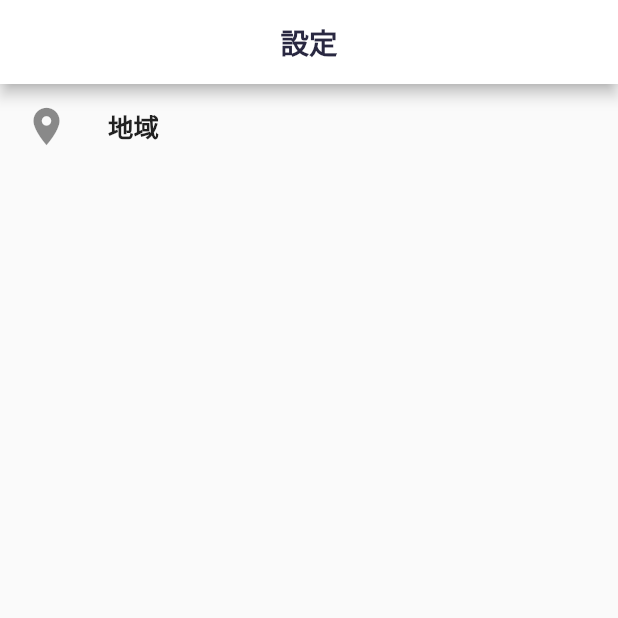
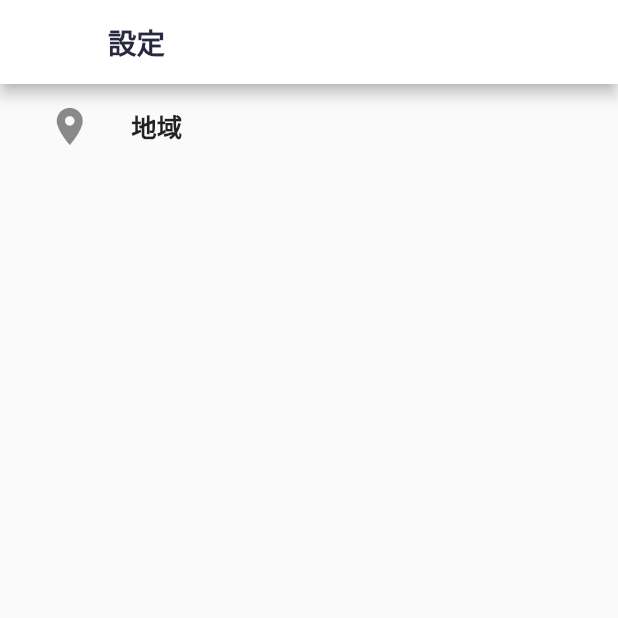
Before and after one commit to Yusuke-Suzuki-11/covid19-manager, a Flutter app: the SettingPage screen opened directly, on a phone screen of 412 x 824 dp, the top half of it. Run offline on Flutter 3.47's test engine with Material 2 defaults, Android fonts, the phone set to English and light mode, and no system bars; our stand-ins replace fl_chart, flutter_riverpod, hexcolor, hooks_riverpod.

Commit message:
画面下地用意

```diff
--- a/lib/const/styles.dart
+++ b/lib/const/styles.dart
@@ -12,4 +12,11 @@ class Styles {
     fontWeight: FontWeight.bold,
     fontSize: 19
   );
+
+
+  static final btnListItem = OutlinedButton.styleFrom(
+    side: BorderSide(width: 0, color: Colors.transparent),
+  );
+
+
 }
--- a/lib/view/page/setting_page.dart
+++ b/lib/view/page/setting_page.dart
@@ -1,4 +1,5 @@
 import 'package:covid19_manager/const/styles.dart';
+import 'package:covid19_manager/view/page/setting_place_page.dart';
 import 'package:flutter/material.dart';
 
 class SettingPage extends StatelessWidget {
@@ -11,20 +12,34 @@ class SettingPage extends StatelessWidget {
           '設定',
           style: Styles.txtAppBar
         ),
-        centerTitle: true,
+        // centerTitle: true,
         backgroundColor: Colors.white,
       ),
       body: ListView(
         children: [
-          getListItem('地域', Icons.place)
+          _getListItem(
+            '地域',
+            Icons.place,
+            (){
+              Navigator.of(context).push(
+                MaterialPageRoute(
+                  builder: (context) {
+                    return SettingPlacePage();
+                  },
+                ),
+              );
+            }
+          )
         ],
       ),
     );
   }
 }
 
-Widget getListItem(String title, IconData icon){
-  return Container(
+Widget _getListItem(String title, IconData icon, VoidCallback onPressedFunc){
+  return OutlinedButton(
+    onPressed: onPressedFunc,
+    style: Styles.btnListItem,
     child: ListTile(
       leading: Icon(
         icon,
```
Also changed, not shown: lib/view/page/setting_place_page.dart (added, +16 -0 lines).
